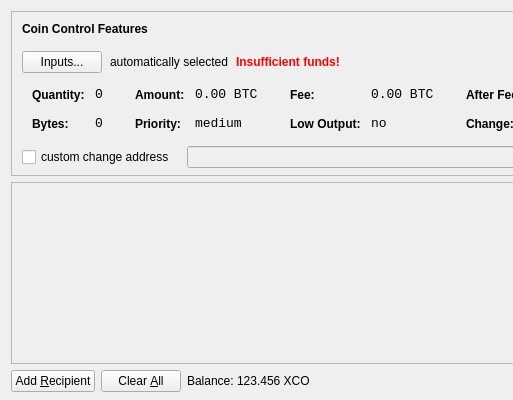
Before: the Qt Designer form src/qt/forms/sendcoinsdialog.ui in NarubyRiverlione/Spice, drawn with Qt 5; both pictures show x 0 to 513 and y 0 to 400 of the 850 by 400 pixel window.
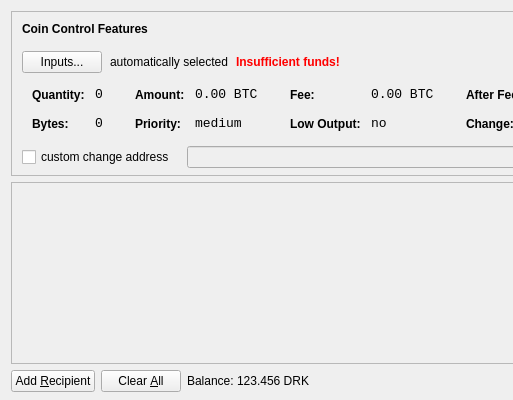
After: the same form once the commit is applied. Icons and pictures are not drawn.

```diff
--- a/src/qt/forms/sendcoinsdialog.ui
+++ b/src/qt/forms/sendcoinsdialog.ui
@@ -720,7 +720,7 @@
           <cursorShape>IBeamCursor</cursorShape>
          </property>
          <property name="text">
-          <string>123.456 XCO</string>
+          <string>123.456 DRK</string>
          </property>
          <property name="textInteractionFlags">
           <set>Qt::LinksAccessibleByMouse|Qt::TextSelectableByKeyboard|Qt::TextSelectableByMouse</set>
```
